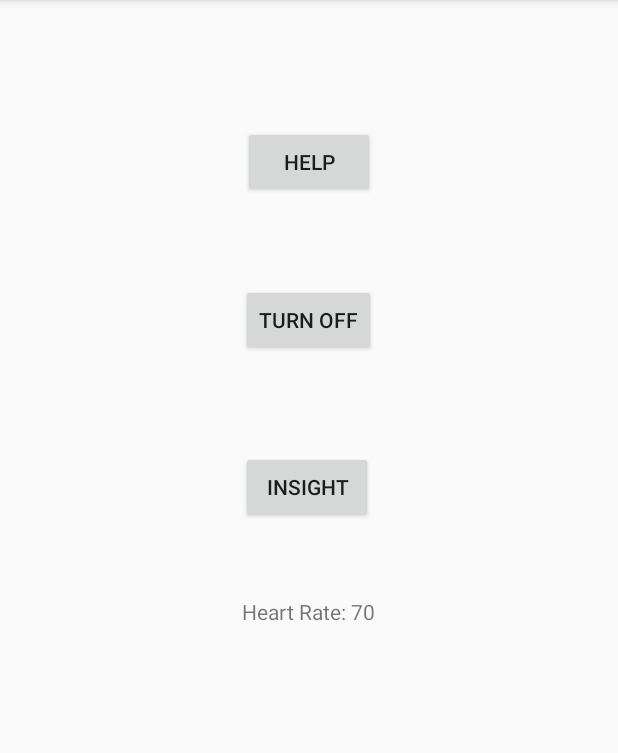
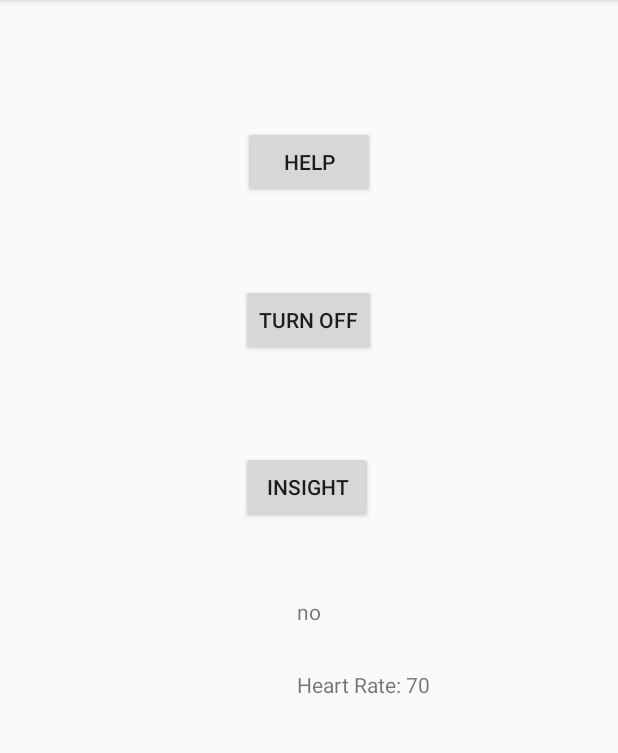
Before and after one commit to CUBoulder-2017-IML4HCI/virtual-service-dog, an Android app: the screen it shows after launch (MainActivity), after a tap on "MONITOR", on a phone screen of 412 x 824 dp, the part 84-837 px from its top. Run offline under Robolectric (Android 15) with nearby library versions, the phone set to English and light mode, and no system bars.

Commit message:
Added javaml and using KNN classifier to classify heart rate data

```diff
--- a/app/build.gradle
+++ b/app/build.gradle
@@ -20,8 +20,9 @@ android {
 }
 
 dependencies {
-    compile fileTree(dir: 'libs', include: ['*.jar'])
+    compile fileTree(include: ['*.jar'], dir: 'libs')
     compile 'com.android.support:appcompat-v7:24.2.1'
     compile 'com.android.support.constraint:constraint-layout:1.0.2'
     testCompile 'junit:junit:4.12'
+    compile files('libs/javaml-0.1.5.jar')
 }
--- a/app/src/main/java/com/vsd/virtualservicedog/MainActivity.java
+++ b/app/src/main/java/com/vsd/virtualservicedog/MainActivity.java
@@ -4,24 +4,35 @@ import android.content.Intent;
 import android.os.Handler;
 import android.support.v7.app.AppCompatActivity;
 import android.os.Bundle;
+import android.text.Editable;
+import android.text.TextWatcher;
 import android.view.View;
 import android.widget.Button;
 import android.widget.TextView;
+
+import net.sf.javaml.core.DenseInstance;
+import net.sf.javaml.core.Instance;
+
+import java.util.ArrayList;
+import java.util.List;
 import java.util.Random;
 
 public class MainActivity extends AppCompatActivity {
 
     TextView heartrateTextView;
+    TextView predictionText;
+    PanicDetection panicDetection = new PanicDetection();
+    Handler heartrateHandler = new Handler();
+    int currentheartrate = 0;
 
-    Handler heartrateHandler = new Handler();
     Runnable heartrateRunnable = new Runnable() {
-
         @Override
         public void run() {
             Random rand = new Random();
             int counter = rand.nextInt((80 - 60) + 1) + 60;
             heartrateTextView.setText(String.format("Heart Rate: %d", counter));
-            heartrateHandler.postDelayed(this, 1000);
+            heartrateHandler.postDelayed(this, 10000);
+            currentheartrate = counter;
         }
     };
 
@@ -37,7 +48,8 @@ public class MainActivity extends AppCompatActivity {
             }
         });
 
-        heartrateTextView = (TextView) findViewById(R.id.textView2);
+        predictionText = (TextView) findViewById(R.id.prediction);
+        heartrateTextView = (TextView) findViewById(R.id.hearrate);
 
         Button switchBtn = (Button) findViewById(R.id.switchbtn);
         switchBtn.setText("Monitor");
@@ -49,6 +61,26 @@ public class MainActivity extends AppCompatActivity {
             }
         });
 
+        heartrateTextView.addTextChangedListener(new TextWatcher() {
+            @Override
+            public void beforeTextChanged(CharSequence charSequence, int i, int i1, int i2) {
+
+            }
+
+            @Override
+            public void onTextChanged(CharSequence charSequence, int i, int i1, int i2) {
+                double[] values = new double[]{(double)currentheartrate};
+                Instance instance = new DenseInstance(values);
+                Object result = panicDetection.classifydata(instance);
+                predictionText.setText(result.toString());
+                //predictionText.setText("on");
+            }
+
+            @Override
+            public void afterTextChanged(Editable editable) {
+
+            }
+        });
     }
 
     /** Called when the user taps the Help button */
--- /dev/null
+++ b/app/src/main/java/com/vsd/virtualservicedog/PanicDetection.java
@@ -0,0 +1,45 @@
+package com.vsd.virtualservicedog;
+
+import net.sf.javaml.classification.KNearestNeighbors;
+import net.sf.javaml.core.Dataset;
+import net.sf.javaml.core.DefaultDataset;
+import net.sf.javaml.core.DenseInstance;
+import net.sf.javaml.core.Instance;
+
+
+class PanicDetection {
+
+    private KNearestNeighbors knnclassifier;
+    PanicDetection() {
+        knnclassifier = new KNearestNeighbors(5);
+        Dataset data = new DefaultDataset();
+        // TODO: write and read data from file
+        double[] l1 = new double[]{100};
+        double[] l2 = new double[]{120};
+        double[] l3 = new double[]{90};
+        double[] l4 = new double[]{60};
+        double[] l5 = new double[]{70};
+        double[] l6 = new double[]{80};
+        Instance instance1 = new DenseInstance(l1,"yes");
+        Instance instance2 = new DenseInstance(l2,"yes");
+        Instance instance3 = new DenseInstance(l3,"yes");
+        Instance instance4 = new DenseInstance(l4,"no");
+        Instance instance5 = new DenseInstance(l5,"no");
+        Instance instance6 = new DenseInstance(l6,"no");
+        data.add(instance1);
+        data.add(instance2);
+        data.add(instance3);
+        data.add(instance4);
+        data.add(instance5);
+        data.add(instance6);
+        knnclassifier.buildClassifier(data);
+    }
+
+    public Object classifydata(Instance instance){
+        return knnclassifier.classify(instance);
+    }
+
+    public void addToTraining(Object data, String label){
+        // TODO
+    }
+}
--- a/app/src/main/java/com/vsd/virtualservicedog/TFPanicDetection.java
+++ b/app/src/main/java/com/vsd/virtualservicedog/TFPanicDetection.java
@@ -1,7 +1,9 @@
 package com.vsd.virtualservicedog;
 
 import org.tensorflow.contrib.android.TensorFlowInferenceInterface;
+import org.tensorflow.contrib.android.RunStats;
 import java.io.IOException;
+
 
 public class TFPanicDetection implements Classifier{
     //TODO: exact values TBD
@@ -9,7 +11,6 @@ public class TFPanicDetection implements Classifier{
     private static final float THRESHOLD = 0.1f;
 
     private TensorFlowInferenceInterface inferenceInterface;
-
     /**
      * Initializes a native TensorFlow session for classifying user status.
      * @throws IOException
--- a/app/src/main/res/layout/activity_main.xml
+++ b/app/src/main/res/layout/activity_main.xml
@@ -8,6 +8,15 @@
     android:paddingRight="@dimen/activity_horizontal_margin"
     android:paddingTop="@dimen/activity_vertical_margin"
     tools:context="com.vsd.virtualservicedog.MainActivity">
+
+    <TextView
+        android:id="@+id/prediction"
+        android:layout_width="wrap_content"
+        android:layout_height="wrap_content"
+        android:layout_marginTop="49dp"
+        android:text="@string/prediction"
+        android:layout_below="@+id/insight"
+        android:layout_centerHorizontal="true" />
 
     <Button
         android:layout_width="wrap_content"
@@ -37,12 +46,13 @@
         android:layout_alignStart="@+id/switchbtn" />
 
     <TextView
-        android:id="@+id/textView2"
+        android:id="@+id/hearrate"
         android:layout_width="wrap_content"
         android:layout_height="wrap_content"
-        android:layout_below="@+id/insight"
-        android:layout_centerHorizontal="true"
-        android:layout_marginTop="49dp"
-        android:text="@string/heart_rate" />
+        android:layout_marginTop="29dp"
+        android:text="@string/heart_rate"
+        android:layout_below="@+id/prediction"
+        android:layout_alignLeft="@+id/prediction"
+        android:layout_alignStart="@+id/prediction" />
 
 </RelativeLayout>
--- a/app/src/main/res/values/strings.xml
+++ b/app/src/main/res/values/strings.xml
@@ -2,4 +2,5 @@
     <string name="app_name">VirtualServiceDog</string>
     <string name="advice">Advice</string>
     <string name="heart_rate">Heart Rate: </string>
+    <string name="prediction">prediction</string>
 </resources>
```
Also changed, not shown: app/libs/javaml-0.1.5.jar (added), 1 other file.
